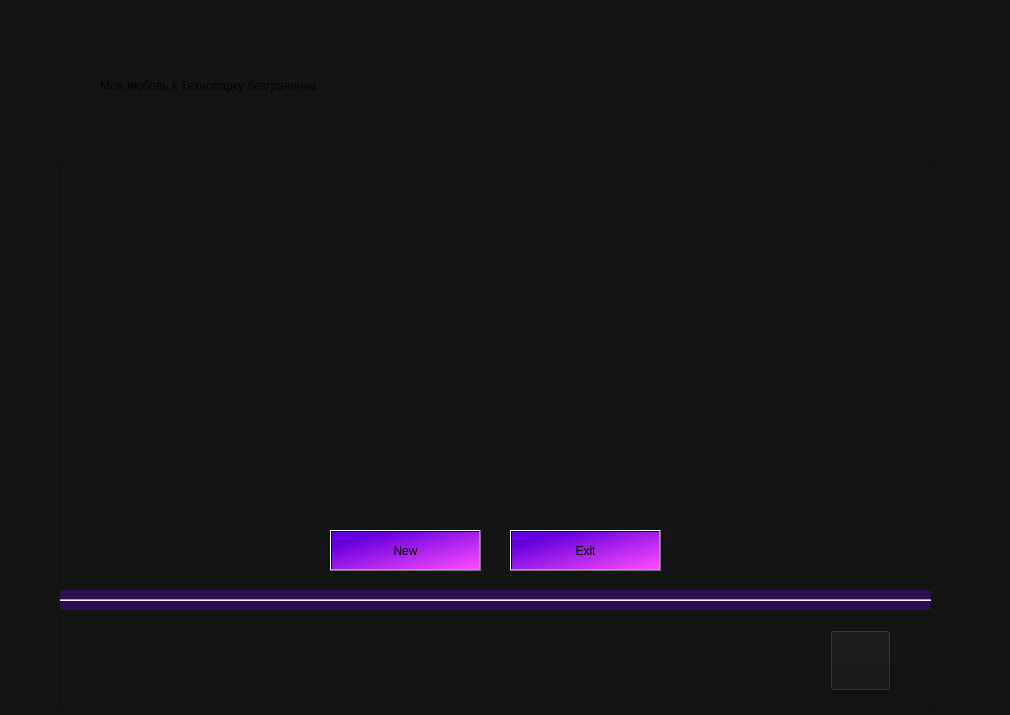
Tulenenok/BestPlanerEver, file no commets/planwindow.ui: the form before one commit.
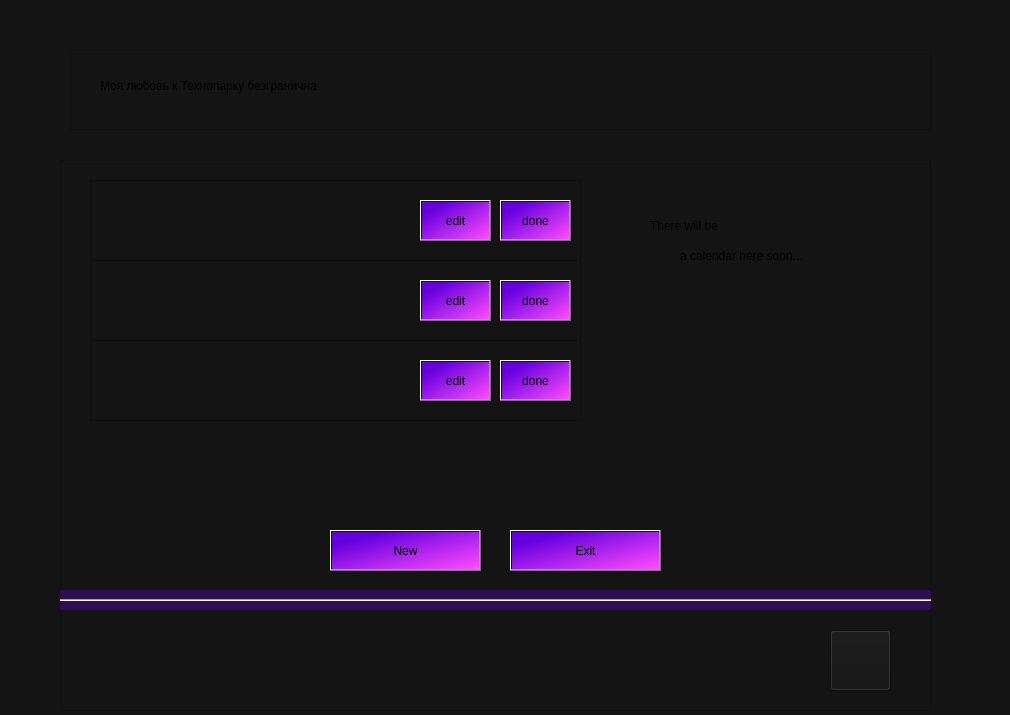
The form after the commit.

```diff
--- a/no commets/planwindow.ui
+++ b/no commets/planwindow.ui
@@ -166,6 +166,303 @@
      <string/>
     </property>
    </widget>
+   <widget class="QLabel" name="cat">
+    <property name="geometry">
+     <rect>
+      <x>600</x>
+      <y>140</y>
+      <width>201</width>
+      <height>201</height>
+     </rect>
+    </property>
+    <property name="styleSheet">
+     <string notr="true">;</string>
+    </property>
+    <property name="text">
+     <string/>
+    </property>
+   </widget>
+   <widget class="QFrame" name="taskFrame_1">
+    <property name="geometry">
+     <rect>
+      <x>30</x>
+      <y>20</y>
+      <width>491</width>
+      <height>81</height>
+     </rect>
+    </property>
+    <property name="styleSheet">
+     <string notr="true"/>
+    </property>
+    <property name="frameShape">
+     <enum>QFrame::StyledPanel</enum>
+    </property>
+    <property name="frameShadow">
+     <enum>QFrame::Raised</enum>
+    </property>
+    <widget class="QLabel" name="numberLabel_1">
+     <property name="geometry">
+      <rect>
+       <x>20</x>
+       <y>20</y>
+       <width>41</width>
+       <height>41</height>
+      </rect>
+     </property>
+     <property name="styleSheet">
+      <string notr="true"/>
+     </property>
+     <property name="text">
+      <string/>
+     </property>
+    </widget>
+    <widget class="QLabel" name="taskLabel_1">
+     <property name="geometry">
+      <rect>
+       <x>70</x>
+       <y>20</y>
+       <width>201</width>
+       <height>41</height>
+      </rect>
+     </property>
+     <property name="maximumSize">
+      <size>
+       <width>16777215</width>
+       <height>16777215</height>
+      </size>
+     </property>
+     <property name="styleSheet">
+      <string notr="true"/>
+     </property>
+     <property name="text">
+      <string/>
+     </property>
+    </widget>
+    <widget class="QPushButton" name="pushButton_3">
+     <property name="geometry">
+      <rect>
+       <x>410</x>
+       <y>20</y>
+       <width>71</width>
+       <height>41</height>
+      </rect>
+     </property>
+     <property name="styleSheet">
+      <string notr="true">background-color: qlineargradient(spread:pad, x1:0.159204, y1:0.205, x2:1, y2:1, stop:0 rgba(100, 0, 221, 255), stop:1 rgba(255, 76, 255, 255));</string>
+     </property>
+     <property name="text">
+      <string>done</string>
+     </property>
+    </widget>
+    <widget class="QPushButton" name="pushButton_4">
+     <property name="geometry">
+      <rect>
+       <x>330</x>
+       <y>20</y>
+       <width>71</width>
+       <height>41</height>
+      </rect>
+     </property>
+     <property name="styleSheet">
+      <string notr="true">background-color: qlineargradient(spread:pad, x1:0.159204, y1:0.205, x2:1, y2:1, stop:0 rgba(100, 0, 221, 255), stop:1 rgba(255, 76, 255, 255));</string>
+     </property>
+     <property name="text">
+      <string>edit</string>
+     </property>
+    </widget>
+   </widget>
+   <widget class="QFrame" name="taskFrame_2">
+    <property name="geometry">
+     <rect>
+      <x>30</x>
+      <y>100</y>
+      <width>491</width>
+      <height>81</height>
+     </rect>
+    </property>
+    <property name="styleSheet">
+     <string notr="true"/>
+    </property>
+    <property name="frameShape">
+     <enum>QFrame::StyledPanel</enum>
+    </property>
+    <property name="frameShadow">
+     <enum>QFrame::Raised</enum>
+    </property>
+    <widget class="QLabel" name="numberLabel_2">
+     <property name="geometry">
+      <rect>
+       <x>20</x>
+       <y>20</y>
+       <width>41</width>
+       <height>41</height>
+      </rect>
+     </property>
+     <property name="styleSheet">
+      <string notr="true"/>
+     </property>
+     <property name="text">
+      <string/>
+     </property>
+    </widget>
+    <widget class="QLabel" name="taskLabel_2">
+     <property name="geometry">
+      <rect>
+       <x>70</x>
+       <y>20</y>
+       <width>201</width>
+       <height>41</height>
+      </rect>
+     </property>
+     <property name="styleSheet">
+      <string notr="true"/>
+     </property>
+     <property name="text">
+      <string/>
+     </property>
+    </widget>
+    <widget class="QPushButton" name="pushButton_5">
+     <property name="geometry">
+      <rect>
+       <x>330</x>
+       <y>20</y>
+       <width>71</width>
+       <height>41</height>
+      </rect>
+     </property>
+     <property name="styleSheet">
+      <string notr="true">background-color: qlineargradient(spread:pad, x1:0.159204, y1:0.205, x2:1, y2:1, stop:0 rgba(100, 0, 221, 255), stop:1 rgba(255, 76, 255, 255));</string>
+     </property>
+     <property name="text">
+      <string>edit</string>
+     </property>
+    </widget>
+    <widget class="QPushButton" name="pushButton_7">
+     <property name="geometry">
+      <rect>
+       <x>410</x>
+       <y>20</y>
+       <width>71</width>
+       <height>41</height>
+      </rect>
+     </property>
+     <property name="styleSheet">
+      <string notr="true">background-color: qlineargradient(spread:pad, x1:0.159204, y1:0.205, x2:1, y2:1, stop:0 rgba(100, 0, 221, 255), stop:1 rgba(255, 76, 255, 255));</string>
+     </property>
+     <property name="text">
+      <string>done</string>
+     </property>
+    </widget>
+   </widget>
+   <widget class="QFrame" name="taskFrame_3">
+    <property name="geometry">
+     <rect>
+      <x>30</x>
+      <y>180</y>
+      <width>491</width>
+      <height>81</height>
+     </rect>
+    </property>
+    <property name="styleSheet">
+     <string notr="true"/>
+    </property>
+    <property name="frameShape">
+     <enum>QFrame::StyledPanel</enum>
+    </property>
+    <property name="frameShadow">
+     <enum>QFrame::Raised</enum>
+    </property>
+    <widget class="QLabel" name="numberLabel_3">
+     <property name="geometry">
+      <rect>
+       <x>20</x>
+       <y>20</y>
+       <width>41</width>
+       <height>41</height>
+      </rect>
+     </property>
+     <property name="styleSheet">
+      <string notr="true"/>
+     </property>
+     <property name="text">
+      <string/>
+     </property>
+    </widget>
+    <widget class="QLabel" name="taskLabel_3">
+     <property name="geometry">
+      <rect>
+       <x>70</x>
+       <y>20</y>
+       <width>201</width>
+       <height>41</height>
+      </rect>
+     </property>
+     <property name="styleSheet">
+      <string notr="true"/>
+     </property>
+     <property name="text">
+      <string/>
+     </property>
+    </widget>
+    <widget class="QPushButton" name="pushButton_6">
+     <property name="geometry">
+      <rect>
+       <x>330</x>
+       <y>20</y>
+       <width>71</width>
+       <height>41</height>
+      </rect>
+     </property>
+     <property name="styleSheet">
+      <string notr="true">background-color: qlineargradient(spread:pad, x1:0.159204, y1:0.205, x2:1, y2:1, stop:0 rgba(100, 0, 221, 255), stop:1 rgba(255, 76, 255, 255));</string>
+     </property>
+     <property name="text">
+      <string>edit</string>
+     </property>
+    </widget>
+    <widget class="QPushButton" name="pushButton_8">
+     <property name="geometry">
+      <rect>
+       <x>410</x>
+       <y>20</y>
+       <width>71</width>
+       <height>41</height>
+      </rect>
+     </property>
+     <property name="styleSheet">
+      <string notr="true">background-color: qlineargradient(spread:pad, x1:0.159204, y1:0.205, x2:1, y2:1, stop:0 rgba(100, 0, 221, 255), stop:1 rgba(255, 76, 255, 255));</string>
+     </property>
+     <property name="text">
+      <string>done</string>
+     </property>
+    </widget>
+   </widget>
+   <widget class="QLabel" name="label">
+    <property name="geometry">
+     <rect>
+      <x>590</x>
+      <y>50</y>
+      <width>271</width>
+      <height>31</height>
+     </rect>
+    </property>
+    <property name="text">
+     <string>There will be</string>
+    </property>
+   </widget>
+   <widget class="QLabel" name="label_2">
+    <property name="geometry">
+     <rect>
+      <x>620</x>
+      <y>80</y>
+      <width>241</width>
+      <height>31</height>
+     </rect>
+    </property>
+    <property name="text">
+     <string>a calendar here soon...</string>
+    </property>
+   </widget>
   </widget>
  </widget>
  <resources/>
```
